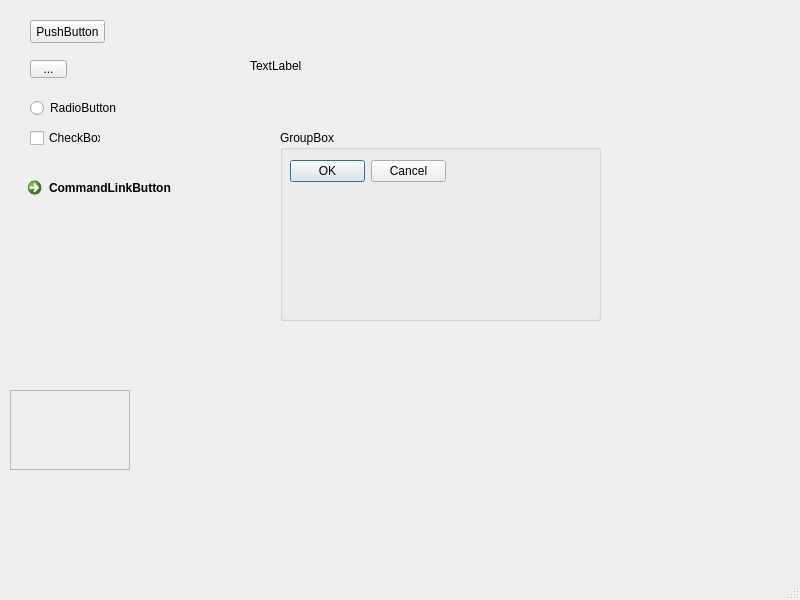
The window that test1.ui (night-zhang/learn_pyqt) describes before a commit, drawn with Qt 5.
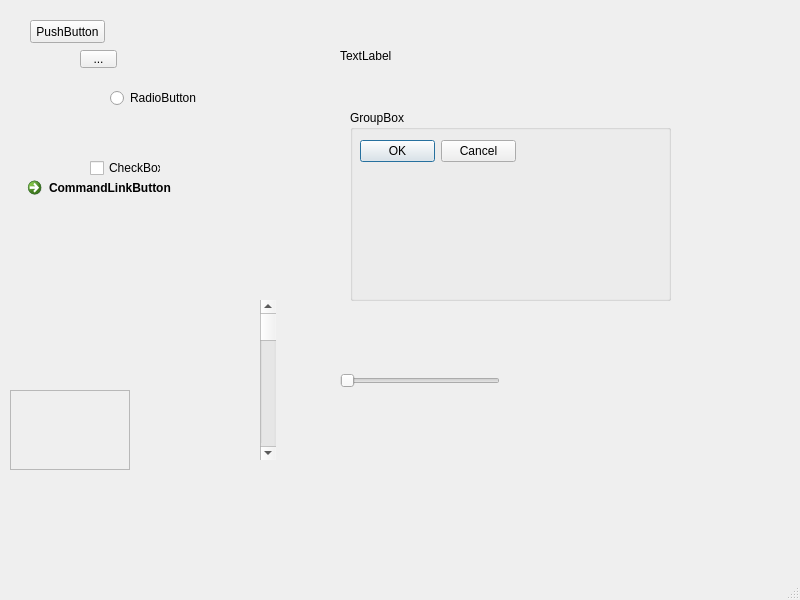
The same window after the commit.

Commit message: 添加窗口基本功能示例

Patch:
```diff
--- a/test1.ui
+++ b/test1.ui
@@ -30,8 +30,8 @@
    <widget class="QLabel" name="label">
     <property name="geometry">
      <rect>
-      <x>250</x>
-      <y>50</y>
+      <x>340</x>
+      <y>40</y>
       <width>81</width>
       <height>31</height>
      </rect>
@@ -43,8 +43,8 @@
    <widget class="QToolButton" name="toolButton">
     <property name="geometry">
      <rect>
-      <x>30</x>
-      <y>60</y>
+      <x>80</x>
+      <y>50</y>
       <width>37</width>
       <height>18</height>
      </rect>
@@ -56,8 +56,8 @@
    <widget class="QRadioButton" name="radioButton_2">
     <property name="geometry">
      <rect>
-      <x>30</x>
-      <y>100</y>
+      <x>110</x>
+      <y>90</y>
       <width>89</width>
       <height>16</height>
      </rect>
@@ -69,8 +69,8 @@
    <widget class="QCheckBox" name="checkBox">
     <property name="geometry">
      <rect>
-      <x>30</x>
-      <y>130</y>
+      <x>90</x>
+      <y>160</y>
       <width>71</width>
       <height>16</height>
      </rect>
@@ -95,8 +95,8 @@
    <widget class="QGroupBox" name="groupBox">
     <property name="geometry">
      <rect>
-      <x>280</x>
-      <y>130</y>
+      <x>350</x>
+      <y>110</y>
       <width>321</width>
       <height>191</height>
      </rect>
@@ -141,6 +141,32 @@
      </property>
     </widget>
    </widget>
+   <widget class="QScrollBar" name="verticalScrollBar">
+    <property name="geometry">
+     <rect>
+      <x>260</x>
+      <y>300</y>
+      <width>16</width>
+      <height>160</height>
+     </rect>
+    </property>
+    <property name="orientation">
+     <enum>Qt::Vertical</enum>
+    </property>
+   </widget>
+   <widget class="QSlider" name="horizontalSlider">
+    <property name="geometry">
+     <rect>
+      <x>340</x>
+      <y>370</y>
+      <width>160</width>
+      <height>22</height>
+     </rect>
+    </property>
+    <property name="orientation">
+     <enum>Qt::Horizontal</enum>
+    </property>
+   </widget>
   </widget>
   <widget class="QMenuBar" name="menubar">
    <property name="geometry">
```
The commit also changes 5 other files.
